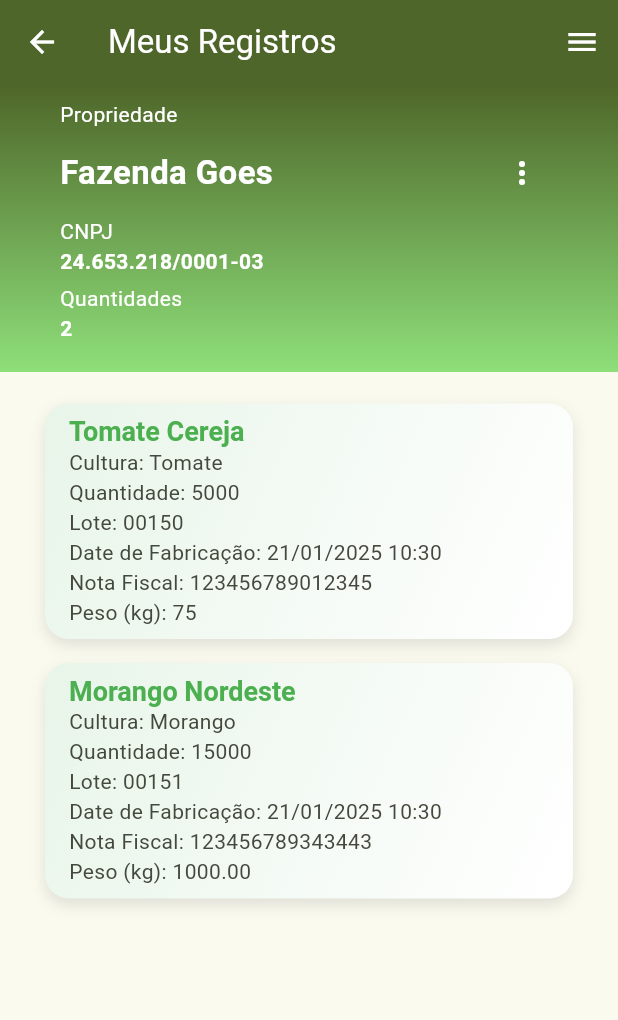
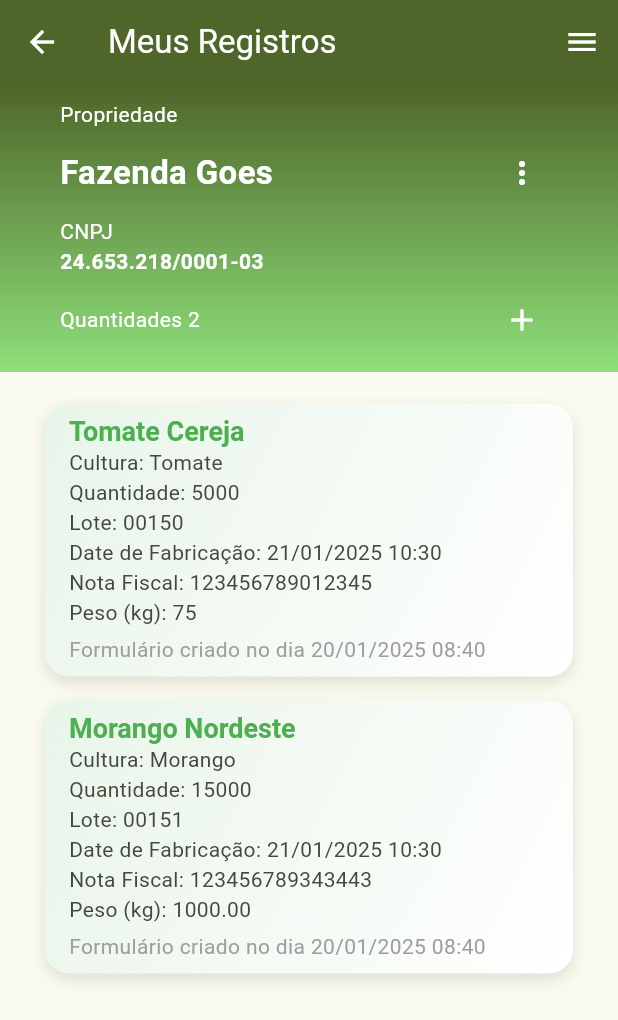
Before and after one commit to Kaio-Goes/farmer, a Flutter app: the DashboardPage screen opened directly, after a tap on "Meus Registros", on a phone screen of 412 x 824 dp. Shown: the top 1020 px of the screen. Run offline on Flutter 3.47's test engine with Material 3 defaults, Android fonts, the phone set to English and light mode, and no system bars; our stand-ins replace flutter_secure_storage; accounts and stored records are empty.

Commit message:
Feature create form tracking

```diff
--- a/lib/components/card_tracking_form.dart
+++ b/lib/components/card_tracking_form.dart
@@ -42,6 +42,11 @@ class CardTrackingForm extends StatelessWidget {
                 'Date de Fabricação: ${DateFormat('dd/MM/yyyy HH:mm').format(DateTime.parse(form.manufacturingDate))}'),
             Text('Nota Fiscal: ${form.invoice}'),
             Text('Peso (kg): ${form.weight}'),
+            SizedBox(height: 5),
+            Text(
+              'Formulário criado no dia ${DateFormat('dd/MM/yyyy HH:mm').format(DateTime.parse(form.createdAt))}',
+              style: TextStyle(color: Colors.grey),
+            )
           ],
         ),
       ),
--- a/lib/core/models/institution.dart
+++ b/lib/core/models/institution.dart
@@ -5,6 +5,10 @@ class Institution {
   late String responsibleCpf;
   late String email;
   late String phone;
+  late String cep;
+  late String logradouro;
+  late String lat;
+  late String long;
 
   Institution({
     required this.id,
@@ -13,14 +17,9 @@ class Institution {
     required this.responsibleCpf,
     required this.email,
     required this.phone,
+    required this.cep,
+    required this.logradouro,
+    required this.lat,
+    required this.long,
   });
-
-  Institution.fromJson(Map<String, dynamic> json) {
-    id = json['id'];
-    responsibleName = json['responsible_name'];
-    cnpj = json['cnpj'];
-    responsibleCpf = json['responsible_cpf'];
-    email = json['email'];
-    phone = json['phone'];
-  }
 }
--- a/lib/pages/dashboard/dashboard_page.dart
+++ b/lib/pages/dashboard/dashboard_page.dart
@@ -26,6 +26,10 @@ class _DashboardPageState extends State<DashboardPage> {
         responsibleCpf: '123.456.789-10',
         email: 'agricultor@teste.com.br',
         phone: '(61) 99376-3638',
+        cep: '73081-605',
+        logradouro: 'Qms 33A Lote 08 Setor de Mansoes Sobradinho-DF',
+        lat: '-15.798598',
+        long: '-47.921226',
       ),
       Institution(
         id: '2',
@@ -34,6 +38,10 @@ class _DashboardPageState extends State<DashboardPage> {
         responsibleCpf: '123.456.789-10',
         email: 'agricultor@teste.com.br',
         phone: '61 99376-3638',
+        cep: '72041-45',
+        logradouro: '202 Asa Sul Brasília DF',
+        lat: '-15.798488',
+        long: '-47.924826',
       )
     ];
   }
--- a/lib/pages/register/my_register.dart
+++ b/lib/pages/register/my_register.dart
@@ -2,6 +2,7 @@ import 'package:farmer/components/card_tracking_form.dart';
 import 'package:farmer/components/on_selected_popup.dart';
 import 'package:farmer/core/models/institution.dart';
 import 'package:farmer/core/models/tracking_form.dart';
+import 'package:farmer/pages/register/create_register_page.dart';
 import 'package:flutter/material.dart';
 
 class MyRegister extends StatefulWidget {
@@ -28,6 +29,10 @@ class _MyRegisterState extends State<MyRegister> {
         responsibleCpf: '123.456.789-10',
         email: 'agricultor@teste.com.br',
         phone: '(61) 99376-3638',
+        cep: '73081-605',
+        logradouro: 'Qms 33A Lote 08 Setor de Mansoes Sobradinho-DF',
+        lat: '-15.798598',
+        long: '-47.921226',
       ),
       Institution(
         id: '2',
@@ -36,6 +41,10 @@ class _MyRegisterState extends State<MyRegister> {
         responsibleCpf: '123.456.789-10',
         email: 'agricultor@teste.com.br',
         phone: '61 99376-3638',
+        cep: '72041-45',
+        logradouro: '202 Asa Sul Brasília DF',
+        lat: '-15.798488',
+        long: '-47.924826',
       )
     ];
 
@@ -153,15 +162,37 @@ class _MyRegisterState extends State<MyRegister> {
                             ),
                           ),
                           const SizedBox(height: 5),
-                          const Text(
-                            'Quantidades',
-                            style: TextStyle(color: Colors.white),
-                          ),
-                          Text(
-                            '$selectedInstitutionCount',
-                            style: const TextStyle(
-                                color: Colors.white,
-                                fontWeight: FontWeight.bold),
+                          Row(
+                            children: [
+                              Expanded(
+                                child: Text(
+                                  'Quantidades $selectedInstitutionCount',
+                                  style: TextStyle(color: Colors.white),
+                                ),
+                              ),
+                              PopupMenuButton<int>(
+                                icon: const Icon(
+                                  Icons.add,
+                                  color: Colors.white,
+                                ),
+                                onSelected: (value) {
+                                  switch (value) {
+                                    case 0:
+                                      Navigator.of(context).push(
+                                        MaterialPageRoute(
+                                            builder: (context) =>
+                                                const CreateRegisterPage()),
+                                      );
+                                  }
+                                },
+                                itemBuilder: (BuildContext context) => [
+                                  const PopupMenuItem<int>(
+                                    value: 0,
+                                    child: Text('Criar Formulário'),
+                                  )
+                                ],
+                              ),
+                            ],
                           ),
                         ],
                       ),
```
Also changed, not shown: lib/pages/register/create_register_page.dart (added, +27 -0 lines).
